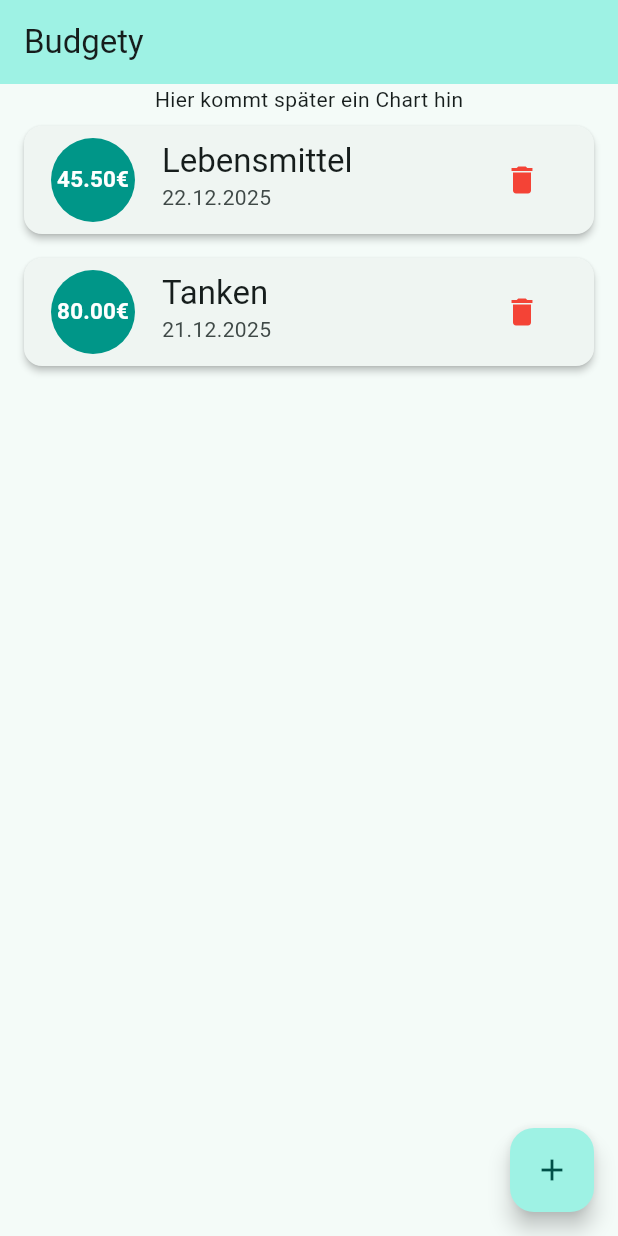
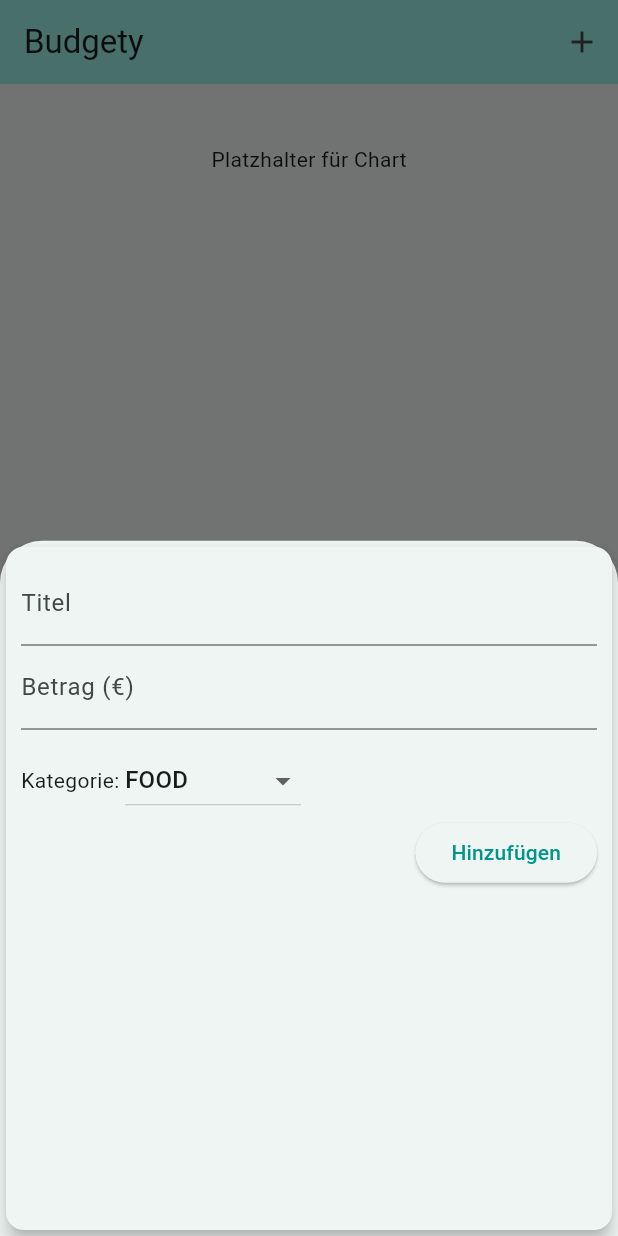
Before and after one commit to Jackmaser/budgety, a Flutter app: the screen it shows after launch, after a tap on the "add" icon, on a phone screen of 412 x 824 dp. Run offline on Flutter 3.47's test engine with Material 3 defaults, Android fonts, the phone set to English and light mode, and no system bars.

Commit message:
Ausgaben möglich

```diff
--- a/lib/screens/home_screen.dart
+++ b/lib/screens/home_screen.dart
@@ -1,6 +1,7 @@
 import 'package:flutter/material.dart';
 import '../models/transaction.dart';
 import '../widgets/transaction_list.dart';
+import '../widgets/new_transaction.dart';
 
 class HomeScreen extends StatefulWidget {
   const HomeScreen({super.key});
@@ -10,23 +11,31 @@ class HomeScreen extends StatefulWidget {
 }
 
 class _HomeScreenState extends State<HomeScreen> {
-  // Beispiel-Daten
-  final List<Transaction> _transactions = [
-    Transaction(
-      id: 't1',
-      title: 'Lebensmittel',
-      amount: 45.50,
+  final List<Transaction> _transactions = []; // Starten mit leerer Liste
+
+  void _addNewTransaction(
+      String title, double amount, TransactionCategory category) {
+    final newTx = Transaction(
+      id: DateTime.now().toString(),
+      title: title,
+      amount: amount,
       date: DateTime.now(),
-      category: TransactionCategory.food,
-    ),
-    Transaction(
-      id: 't2',
-      title: 'Tanken',
-      amount: 80.00,
-      date: DateTime.now().subtract(const Duration(days: 1)),
-      category: TransactionCategory.transport,
-    ),
-  ];
+      category: category,
+    );
+
+    setState(() {
+      _transactions.add(newTx);
+    });
+  }
+
+  void _startAddNewTransaction(BuildContext ctx) {
+    showModalBottomSheet(
+      context: ctx,
+      builder: (_) {
+        return NewTransaction(_addNewTransaction);
+      },
+    );
+  }
 
   @override
   Widget build(BuildContext context) {
@@ -34,21 +43,31 @@ class _HomeScreenState extends State<HomeScreen> {
       appBar: AppBar(
         title: const Text('Budgety'),
         backgroundColor: Theme.of(context).colorScheme.primaryContainer,
-      ),
-      body: Column(
-        children: [
-          const SizedBox(
-              height: 20,
-              child: Center(child: Text("Hier kommt später ein Chart hin"))),
-          Expanded(
-            child: TransactionList(transactions: _transactions),
+        actions: [
+          IconButton(
+            icon: const Icon(Icons.add),
+            onPressed: () => _startAddNewTransaction(context),
           ),
         ],
       ),
+      body: SingleChildScrollView(
+        child: Column(
+          children: [
+            const SizedBox(
+              height: 100,
+              child: Center(child: Text("Platzhalter für Chart")),
+            ),
+            SizedBox(
+              height:
+                  600, // Feste Höhe für die Liste, damit Scrollen funktioniert
+              child: TransactionList(transactions: _transactions),
+            ),
+          ],
+        ),
+      ),
+      floatingActionButtonLocation: FloatingActionButtonLocation.centerFloat,
       floatingActionButton: FloatingActionButton(
-        onPressed: () {
-          // Logik zum Hinzufügen folgt im nächsten Schritt
-        },
+        onPressed: () => _startAddNewTransaction(context),
         child: const Icon(Icons.add),
       ),
     );
--- /dev/null
+++ b/lib/widgets/new_transaction.dart
@@ -0,0 +1,86 @@
+import 'package:flutter/material.dart';
+import '../models/transaction.dart';
+
+class NewTransaction extends StatefulWidget {
+  final Function(String, double, TransactionCategory) addTx;
+
+  const NewTransaction(this.addTx, {super.key});
+
+  @override
+  State<NewTransaction> createState() => _NewTransactionState();
+}
+
+class _NewTransactionState extends State<NewTransaction> {
+  final _titleController = TextEditingController();
+  final _amountController = TextEditingController();
+  TransactionCategory _selectedCategory = TransactionCategory.food;
+
+  void _submitData() {
+    final enteredTitle = _titleController.text;
+    final enteredAmount = double.tryParse(_amountController.text) ?? 0;
+
+    if (enteredTitle.isEmpty || enteredAmount <= 0) {
+      return; // Beendet die Funktion, wenn Eingabe ungültig
+    }
+
+    widget.addTx(
+      enteredTitle,
+      enteredAmount,
+      _selectedCategory,
+    );
+
+    Navigator.of(context)
+        .pop(); // Schließt das Bottom Sheet nach dem Hinzufügen
+  }
+
+  @override
+  Widget build(BuildContext context) {
+    return Card(
+      elevation: 5,
+      child: Container(
+        padding: const EdgeInsets.all(10),
+        child: Column(
+          crossAxisAlignment: CrossAxisAlignment.end,
+          children: [
+            TextField(
+              decoration: const InputDecoration(labelText: 'Titel'),
+              controller: _titleController,
+              onSubmitted: (_) => _submitData(),
+            ),
+            TextField(
+              decoration: const InputDecoration(labelText: 'Betrag (€)'),
+              controller: _amountController,
+              keyboardType:
+                  const TextInputType.numberWithOptions(decimal: true),
+              onSubmitted: (_) => _submitData(),
+            ),
+            const SizedBox(height: 10),
+            Row(
+              children: [
+                const Text("Kategorie: "),
+                DropdownButton<TransactionCategory>(
+                  value: _selectedCategory,
+                  items: TransactionCategory.values.map((cat) {
+                    return DropdownMenuItem(
+                      value: cat,
+                      child: Text(cat.name.toUpperCase()),
+                    );
+                  }).toList(),
+                  onChanged: (value) {
+                    setState(() {
+                      _selectedCategory = value!;
+                    });
+                  },
+                ),
+              ],
+            ),
+            ElevatedButton(
+              onPressed: _submitData,
+              child: const Text('Hinzufügen'),
+            ),
+          ],
+        ),
+      ),
+    );
+  }
+}
```
Also changed, not shown: 1 other file.
